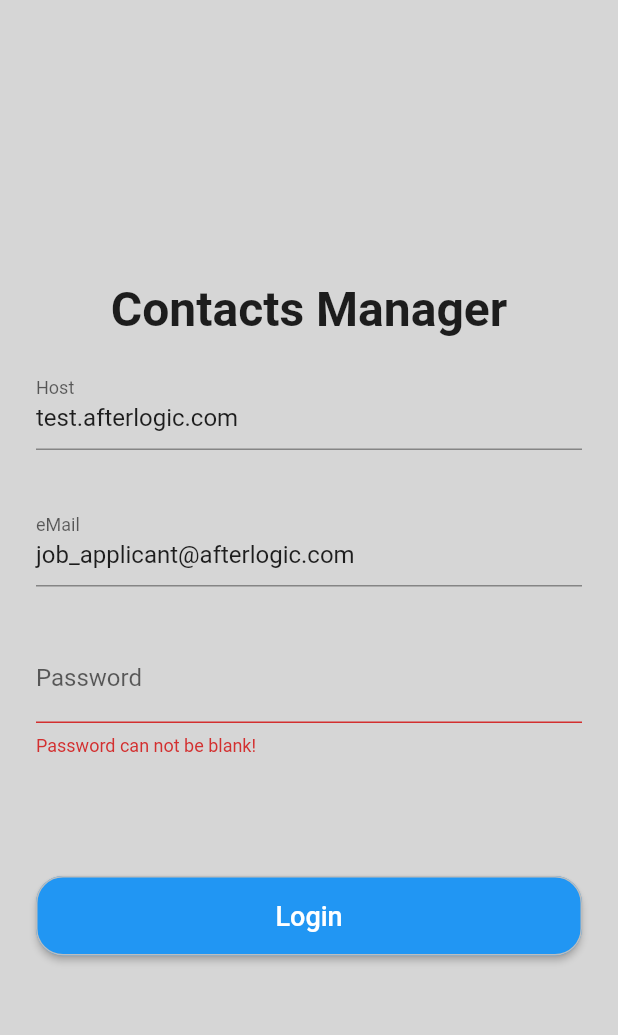
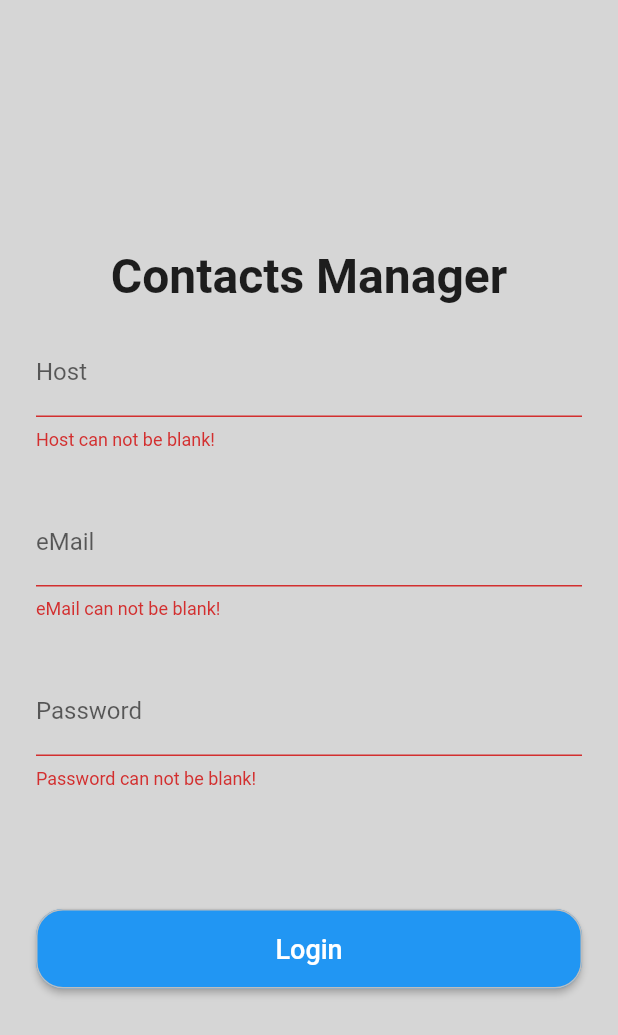
Before and after one commit to ruslanf/AfterlogicTest, a Flutter app: the screen it shows after launch, after a tap on "Login", on a phone screen of 412 x 824 dp. Shown: the top 1035 px of the screen. Run offline on Flutter 3.47's test engine with Material 2 defaults, Android fonts, the phone set to English and light mode, and no system bars; our stand-ins replace shared_preferences; statements that could not run were skipped.

```diff
--- a/lib/common/constants.dart
+++ b/lib/common/constants.dart
@@ -26,4 +26,4 @@ const TITLE_EXIT_BUTTON = "Exit";
 const TITLE_BACK_BUTTON = "Back";
 const TITLE_LOGIN_BUTTON = "Login";
 const TITLE_SNACKBAR_CLOSE = "Close";
-const SNACKBAR_ERROR_MESSAGE = "Login error ->";
+const SNACKBAR_ERROR_MESSAGE = "Login error";
--- a/lib/data/repository/local_storage.dart
+++ b/lib/data/repository/local_storage.dart
@@ -8,25 +8,29 @@ class LocalStorage implements LocalStorageInterface {
 
   @override
   Future<String> getEMail() async {
-    final SharedPreferences sp = await SharedPreferences.getInstance();
-    return sp.getString(_email) ?? "";
+    return await SharedPreferences.getInstance().then((onValue) {
+      return (onValue != null) ? onValue.getString(_email) : "";
+    });
   }
 
   @override
   Future<String> getHost() async {
-    final SharedPreferences sp = await SharedPreferences.getInstance();
-    return sp.getString(_host) ?? DEFAULT_HOST;
+    return await SharedPreferences.getInstance().then((onValue) {
+      return (onValue != null) ? onValue.getString(_host) : DEFAULT_HOST;
+    });
   }
 
   @override
   Future<bool> saveEMail(String email) async {
-    final SharedPreferences sp = await SharedPreferences.getInstance();
-    return sp.setString(_email, email);
+    return await SharedPreferences.getInstance().then((onValue) {
+      return onValue.setString(_email, email);
+    });
   }
 
   @override
   Future<bool> saveHost(String host) async {
-    final SharedPreferences sp = await SharedPreferences.getInstance();
-    return sp.setString(_host, host);
+    return await SharedPreferences.getInstance().then((onValue) {
+      return onValue.setString(_host, host);
+    });
   }
 }
--- a/lib/data/repository/repository_interface.dart
+++ b/lib/data/repository/repository_interface.dart
@@ -1,8 +1,8 @@
 class LocalStorageInterface {
-  getHost() async {}
-  saveHost(String host) async {}
-  getEMail() async {}
-  saveEMail(String email) async {}
+  Future getHost() async {}
+  Future saveHost(String host) async {}
+  Future getEMail() async {}
+  Future saveEMail(String email) async {}
 }
 
 class StorageTokenInterface {
--- a/lib/ui/contact_manager.dart
+++ b/lib/ui/contact_manager.dart
@@ -30,9 +30,9 @@ class _Host extends StatefulWidget {
 }
 
 class __HostState extends State<_Host> {
-  final hostController = TextEditingController(text: DEFAULT_HOST);
-  final emailController =
-      TextEditingController(text: "job_applicant@afterlogic.com");
+  final _localStorage = LocalStorage();
+  final hostController = TextEditingController();
+  final emailController = TextEditingController();
   final passwordController = TextEditingController();
   final _scaffoldKey = GlobalKey<ScaffoldState>();
   final _formKey = GlobalKey<FormState>();
@@ -41,6 +41,12 @@ class __HostState extends State<_Host> {
   ApiLogin apiLogin = ApiLogin();
   final _storageToken = StorageToken();
   bool _pressedColor = false;
+
+  @override
+  void initState() {
+    super.initState();
+    _initialValue();
+  }
 
   @override
   void dispose() {
@@ -76,8 +82,7 @@ class __HostState extends State<_Host> {
                             padding: EdgeInsets.all(16.0),
                             child: TextFormField(
                               decoration: InputDecoration(
-                                  hintText: HINT_HOST,
-                                  labelText: LABEL_HOST),
+                                  hintText: HINT_HOST, labelText: LABEL_HOST),
                               validator: (value) =>
                                   value.isEmpty ? HOST_VALIDATOR : null,
                               controller: hostController,
@@ -87,8 +92,7 @@ class __HostState extends State<_Host> {
                             child: TextFormField(
                               keyboardType: TextInputType.emailAddress,
                               decoration: InputDecoration(
-                                  hintText: HINT_EMAIL,
-                                  labelText: LABEL_EMAIL),
+                                  hintText: HINT_EMAIL, labelText: LABEL_EMAIL),
                               validator: (value) =>
                                   value.isEmpty ? EMAIL_VALIDATOR : null,
                               controller: emailController,
@@ -98,7 +102,8 @@ class __HostState extends State<_Host> {
                           child: TextFormField(
                             obscureText: true,
                             decoration: InputDecoration(
-                                hintText: HINT_PASSWORD, labelText: LABEL_PASSWORD),
+                                hintText: HINT_PASSWORD,
+                                labelText: LABEL_PASSWORD),
                             validator: (value) =>
                                 value.isEmpty ? PASSWORD_VALIDATOR : null,
                             controller: passwordController,
@@ -135,11 +140,12 @@ class __HostState extends State<_Host> {
                                       emailController.text,
                                       passwordController.text);
                                   if (loginResult.authenticatedUserId == 0) {
-                                    print("Error code -> ${loginResult.errorCode}");
+                                    print(
+                                        "Error code -> ${loginResult.errorCode}");
                                     _scaffoldKey.currentState
                                         .showSnackBar(SnackBar(
                                       content: Text(
-                                          "$SNACKBAR_ERROR_MESSAGE ${ERROR_CODES[loginResult.errorCode]}"),
+                                          "$SNACKBAR_ERROR_MESSAGE -> ${ERROR_CODES[loginResult.errorCode]}"),
                                       duration: Duration(seconds: 10),
                                       action: SnackBarAction(
                                           label: TITLE_SNACKBAR_CLOSE,
@@ -152,10 +158,12 @@ class __HostState extends State<_Host> {
                                       _isProgressBarActive = false;
                                     });
                                   } else {
-                                    _storageToken.saveToken(loginResult.token.authToken);
+                                    _storageToken
+                                        .saveToken(loginResult.token.authToken);
 
                                     _localStorage.saveHost(hostController.text);
-                                    _localStorage.saveEMail(emailController.text);
+                                    _localStorage
+                                        .saveEMail(emailController.text);
 
                                     Navigator.push(
                                         context,
@@ -178,8 +186,6 @@ class __HostState extends State<_Host> {
     );
   }
 
-  final _localStorage = LocalStorage();
-
   _validateForm() {
     final form = _formKey.currentState;
     if (form.validate()) {
@@ -189,57 +195,18 @@ class __HostState extends State<_Host> {
     }
   }
 
-//TODO Add loading for stored data from SharedPferences
-
   _getHostFromLocal() async {
-    var _host = await _localStorage.getHost();
-    return _host;
+    await _localStorage.getHost().then((_host) => hostController.text = _host);
   }
 
-  String _eMail = "";
   _getEMailFromLocal() async {
-    _eMail = await _localStorage.getEMail();
-    // return _email;
+    await _localStorage
+        .getEMail()
+        .then((_email) => emailController.text = _email);
   }
 
-  Widget _hostLoad(BuildContext context) {
-    return FutureBuilder(
-      future: _getHostFromLocal(),
-      builder: (context, snapshot) {
-        // hostController.text =
-        //     (snapshot.data != null) ? snapshot.data : DEFAULT_HOST;
-        if (snapshot.data != null) {
-          hostController.text = snapshot.data;
-        }
-        return (snapshot.connectionState == ConnectionState.done)
-            ? TextFormField(
-                decoration: InputDecoration(
-                    hintText: HINT_HOST, labelText: LABEL_HOST),
-                controller: hostController,
-              )
-            : Center(
-                child: CircularProgressIndicator(),
-              );
-      },
-    );
-  }
-
-  Widget _emailLoad(BuildContext context) {
-    return FutureBuilder(
-      future: _getEMailFromLocal(),
-      builder: (context, snapshot) {
-        emailController.text = (_eMail != "") ? _eMail : "";
-        return (snapshot.connectionState == ConnectionState.done)
-            ? TextFormField(
-                keyboardType: TextInputType.emailAddress,
-                decoration: InputDecoration(
-                    hintText: HINT_EMAIL, labelText: LABEL_EMAIL),
-                controller: emailController,
-              )
-            : Center(
-                child: CircularProgressIndicator(),
-              );
-      },
-    );
+  _initialValue() async {
+    await _getHostFromLocal();
+    await _getEMailFromLocal();
   }
 }
```
